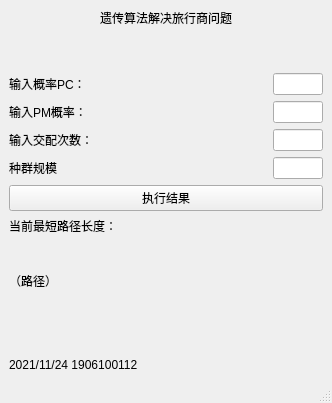
Old version of the form mainwindow.ui in the repository HK560/GAforTSP.
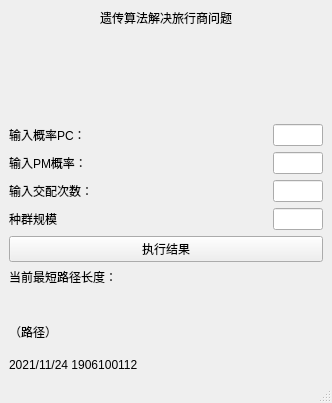
New version of the form.

The edit to the form file:
```diff
--- a/mainwindow.ui
+++ b/mainwindow.ui
@@ -226,19 +226,6 @@
       </property>
      </widget>
     </item>
-    <item>
-     <spacer name="verticalSpacer_2">
-      <property name="orientation">
-       <enum>Qt::Vertical</enum>
-      </property>
-      <property name="sizeHint" stdset="0">
-       <size>
-        <width>20</width>
-        <height>40</height>
-       </size>
-      </property>
-     </spacer>
-    </item>
     <item>
      <widget class="QLabel" name="label_6">
       <property name="text">
```
